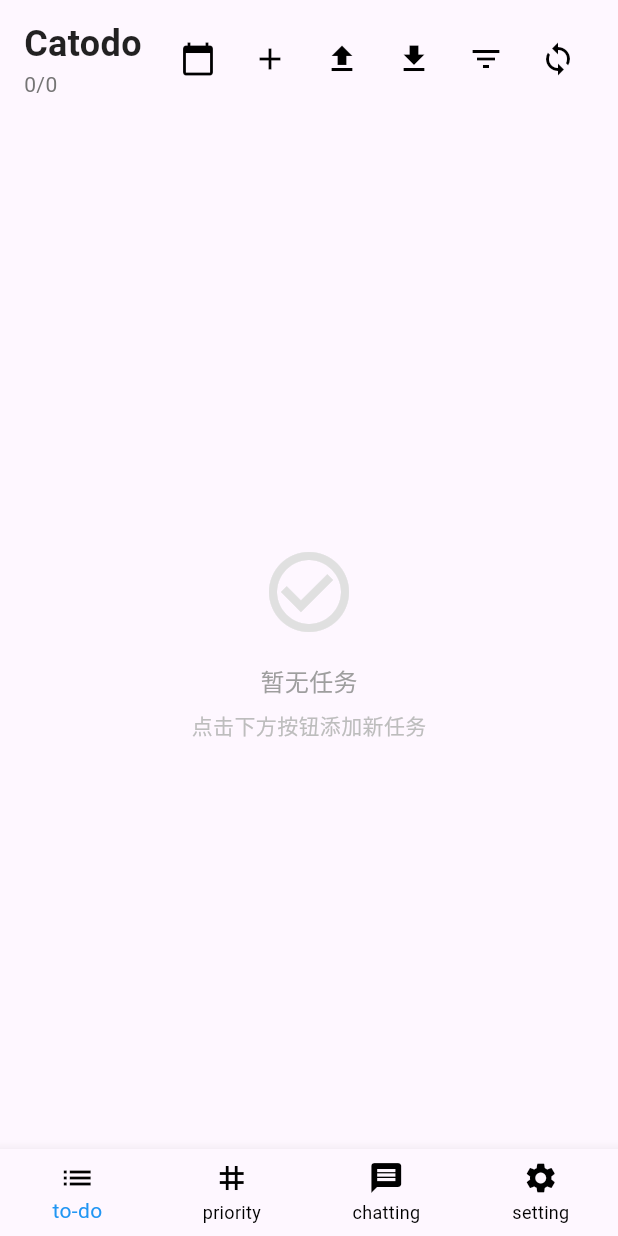
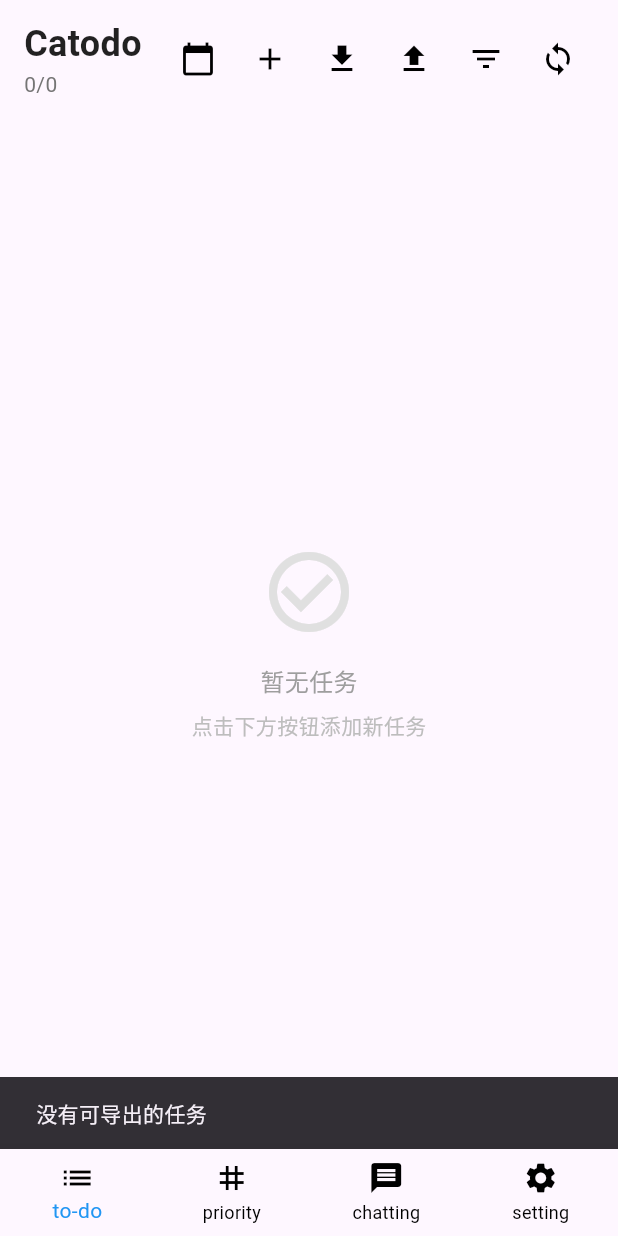
Before and after one commit to Pyleandinspire/Catodo, a Flutter app: the screen it shows after launch, after a tap on the "file upload" icon, on a phone screen of 412 x 824 dp. Run offline on Flutter 3.47's test engine with Material 3 defaults, Android fonts, the phone set to English and light mode, and no system bars; our stand-ins replace dio, file_picker, flutter_local_notifications, flutter_riverpod, isar, shared_preferences and 1 more; accounts and stored records are empty; generated files the repository leaves out were written again.

Commit message:
fix(ui): 修复导入导出按钮图标和文案不匹配的问题
新增了分享依赖库，同时补充了两个应用图标资源文件用于UI美化

```diff
--- a/lib/ui/screens/task_list_screen.dart
+++ b/lib/ui/screens/task_list_screen.dart
@@ -80,18 +80,18 @@ class TaskListScreen extends ConsumerWidget {
                       IconButton(
                         onPressed: () => DataIoActions.importIcs(context, ref),
                         icon: const Icon(
+                          Icons.file_download,
+                          color: Colors.black,
+                        ),
+                        tooltip: '导入',
+                      ),
+                      IconButton(
+                        onPressed: () => DataIoActions.exportIcs(context, ref),
+                        icon: const Icon(
                           Icons.file_upload,
                           color: Colors.black,
                         ),
                         tooltip: '导出',
-                      ),
-                      IconButton(
-                        onPressed: () => DataIoActions.exportIcs(context, ref),
-                        icon: const Icon(
-                          Icons.file_download,
-                          color: Colors.black,
-                        ),
-                        tooltip: '导入',
                       ),
                       IconButton(
                         onPressed: () => _showFilterDialog(context, ref),
```
Also changed, not shown: assets/Icon.png (added), assets/openning.png (added), 1 other file.
